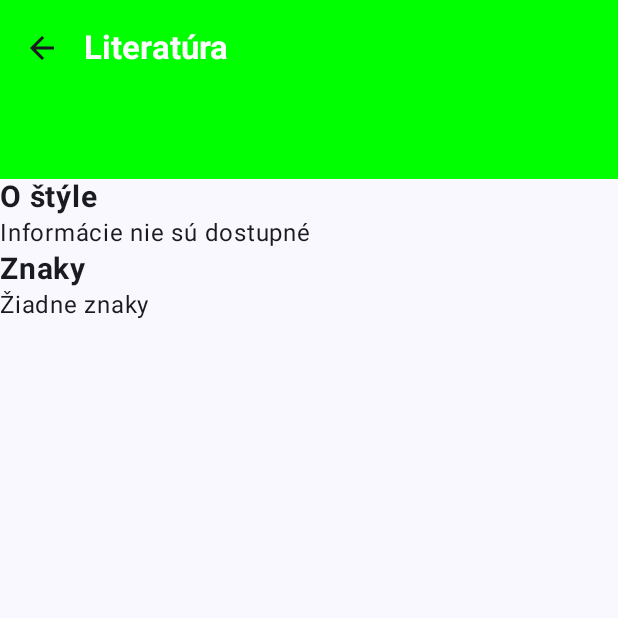
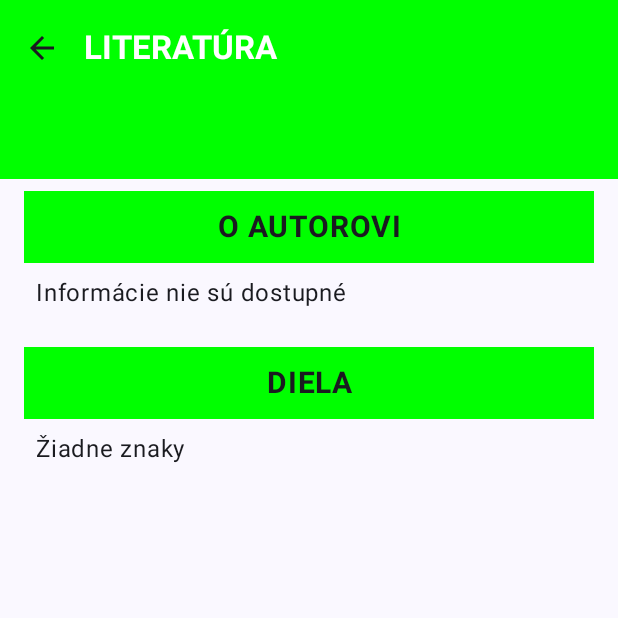
Before and after one commit to maryoxd/Maturant, an Android app built with Jetpack Compose: the composable DetailScreen called with empty values, on a phone screen of 412 x 824 dp, the top half of it. Run offline under Robolectric (Android 15) with nearby library versions, the light colour scheme and no system bars.

Commit message:
- Update programu - Aktualizácia načítavania z MainScreenu - Aktualizácia TopicsScreenov - Upravenie DetailScreenu - Upravenie bugu kedy sa dali stlačiť dve políčka naraz (vyriešené cez ViewModel a "zamykanie" políčok) ...

```diff
--- a/app/src/main/java/com/example/maturant/DetailScreen.kt
+++ /dev/null
@@ -1,103 +0,0 @@
-
-import androidx.compose.foundation.background
-import androidx.compose.foundation.layout.Box
-import androidx.compose.foundation.layout.Column
-import androidx.compose.foundation.layout.fillMaxWidth
-import androidx.compose.foundation.layout.height
-import androidx.compose.foundation.layout.padding
-import androidx.compose.material.icons.Icons
-import androidx.compose.material.icons.automirrored.filled.ArrowBack
-import androidx.compose.material3.ExperimentalMaterial3Api
-import androidx.compose.material3.Icon
-import androidx.compose.material3.IconButton
-import androidx.compose.material3.MaterialTheme
-import androidx.compose.material3.Scaffold
-import androidx.compose.material3.Text
-import androidx.compose.material3.TopAppBar
-import androidx.compose.material3.TopAppBarDefaults
-import androidx.compose.runtime.Composable
-import androidx.compose.ui.Alignment
-import androidx.compose.ui.unit.dp
-import androidx.navigation.NavController
-import androidx.compose.ui.Modifier
-import androidx.compose.ui.graphics.Color
-import androidx.compose.ui.text.font.FontWeight
-import androidx.compose.ui.unit.sp
-import com.example.maturant.AuthorInfo
-import com.example.maturant.StyleInfo
-import com.example.maturant.authorDetails
-import com.example.maturant.styleDetails
-import com.example.maturant.ui.theme.AppColors
-
-@OptIn(ExperimentalMaterial3Api::class)
-@Composable
-fun DetailScreen(style: String, source: String, colorName: String, navController: NavController) {
-    val color = AppColors.colorsMap[colorName] ?: Color.Green
-
-    val styleInfo = if (source == "grammatical") {
-        styleDetails[style] ?: StyleInfo("Informácie nie sú dostupné", "Žiadne znaky")
-    } else {
-        authorDetails[style] ?: AuthorInfo("Informácie nie sú dostupné", "Žiadne znaky")
-    }
-
-    Scaffold(
-        topBar = {
-            TopAppBar(
-                title = {
-                    Text(
-                        text = if (source == "grammatical") "Gramatika" else "Literatúra",
-                        fontWeight = FontWeight.Bold,
-                        color = AppColors.White
-                    )
-                },
-                colors = TopAppBarDefaults.centerAlignedTopAppBarColors(
-                    containerColor = color
-                ),
-                navigationIcon = {
-                    IconButton(onClick = { navController.navigateUp() }) {
-                        Icon(Icons.AutoMirrored.Filled.ArrowBack, contentDescription = "Back")
-                    }
-                }
-            )
-        },
-        content = { innerPadding ->
-            Column(modifier = Modifier.padding(innerPadding)) {
-                Box(
-                    modifier = Modifier
-                        .fillMaxWidth()
-                        .height(55.dp)
-                        .background(color),
-                    contentAlignment = Alignment.Center
-                ) {
-                    Text(
-                        text = style,
-                        style = MaterialTheme.typography.headlineSmall.copy(
-                            fontWeight = FontWeight.Bold,
-                            fontSize = 18.sp
-                        ),
-                        color = AppColors.White
-                    )
-                }
-                Text(
-                    "O štýle",
-                    fontSize = 20.sp,
-                    fontWeight = FontWeight.Bold,
-                )
-                Text(
-                    styleInfo.about,
-                    fontSize = 16.sp
-                )
-                Text(
-                    "Znaky",
-                    fontSize = 20.sp,
-                    fontWeight = FontWeight.Bold,
-                )
-                Text(
-                    styleInfo.features,
-                    fontSize = 16.sp
-                )
-
-            }
-        }
-    )
-}
--- /dev/null
+++ b/app/src/main/java/com/example/maturant/Topics/DetailScreen.kt
@@ -0,0 +1,114 @@
+package com.example.maturant.Topics
+import androidx.compose.foundation.background
+import androidx.compose.foundation.layout.Box
+import androidx.compose.foundation.layout.Column
+import androidx.compose.foundation.layout.fillMaxWidth
+import androidx.compose.foundation.layout.height
+import androidx.compose.foundation.layout.padding
+import androidx.compose.foundation.lazy.LazyColumn
+import androidx.compose.material.icons.Icons
+import androidx.compose.material.icons.automirrored.filled.ArrowBack
+import androidx.compose.material3.ExperimentalMaterial3Api
+import androidx.compose.material3.Icon
+import androidx.compose.material3.IconButton
+import androidx.compose.material3.MaterialTheme
+import androidx.compose.material3.Scaffold
+import androidx.compose.material3.Text
+import androidx.compose.material3.TopAppBar
+import androidx.compose.material3.TopAppBarDefaults
+import androidx.compose.runtime.Composable
+import androidx.compose.ui.Alignment
+import androidx.compose.ui.unit.dp
+import androidx.navigation.NavController
+import androidx.compose.ui.Modifier
+import androidx.compose.ui.graphics.Color
+import androidx.compose.ui.text.font.FontWeight
+import androidx.compose.ui.text.style.TextAlign
+import androidx.compose.ui.unit.sp
+import com.example.maturant.Topics.Loading.AuthorInfo
+import com.example.maturant.Topics.Loading.StyleInfo
+import com.example.maturant.Topics.Loading.authorDetails
+import com.example.maturant.Topics.Loading.styleDetails
+import com.example.maturant.ui.theme.AppColors
+
+@OptIn(ExperimentalMaterial3Api::class)
+@Composable
+fun DetailScreen(style: String, source: String, colorName: String, navController: NavController) {
+    val color = AppColors.colorsMap[colorName] ?: Color.Green
+    val styleInfo = if (source == "grammatical") {
+        styleDetails[style] ?: StyleInfo("Informácie nie sú dostupné", "Žiadne znaky")
+    } else {
+        authorDetails[style] ?: AuthorInfo("Informácie nie sú dostupné", "Žiadne znaky")
+    }
+
+    Scaffold(
+        topBar = {
+            TopAppBar(
+                title = {
+                    Text(
+                        text = if (source == "grammatical") "GRAMATIKA" else "LITERATÚRA",
+                        fontWeight = FontWeight.Bold,
+                        color = AppColors.White
+                    )
+                },
+                colors = TopAppBarDefaults.centerAlignedTopAppBarColors(containerColor = color),
+                navigationIcon = {
+                    IconButton(onClick = { navController.navigateUp() }) {
+                        Icon(Icons.AutoMirrored.Filled.ArrowBack, contentDescription = "Back")
+                    }
+                }
+            )
+        },
+        content = { innerPadding ->
+            LazyColumn(modifier = Modifier.padding(innerPadding)) {
+                item {
+                    Box(
+                        modifier = Modifier
+                            .fillMaxWidth()
+                            .height(55.dp)
+                            .background(color),
+                        contentAlignment = Alignment.Center
+                    ) {
+                        Text(
+                            text = style,
+                            style = MaterialTheme.typography.headlineSmall.copy(
+                                fontWeight = FontWeight.Bold,
+                                fontSize = 18.sp
+                            ),
+                            color = AppColors.White
+                        )
+                    }
+                }
+                item {
+                    CategoryBox(if(source == "grammatical") "O ŠTÝLE" else "O AUTOROVI", styleInfo.about, color)
+                    CategoryBox(if(source == "grammatical") "ZNAKY" else "DIELA", styleInfo.features, color)
+                }
+            }
+        }
+    )
+}
+
+@Composable
+fun CategoryBox(title: String, content: String, appColors: Color) {
+    Column(
+        modifier = Modifier
+            .fillMaxWidth()
+            .padding(horizontal = 16.dp, vertical = 8.dp)
+    ) {
+        Text(
+            text = title,
+            fontSize = 20.sp,
+            fontWeight = FontWeight.Bold,
+            modifier = Modifier
+                .background(appColors)
+                .fillMaxWidth()
+                .padding(12.dp),
+            textAlign = TextAlign.Center
+        )
+        Text(
+            text = content,
+            fontSize = 16.sp,
+            modifier = Modifier.padding(8.dp)
+        )
+    }
+}
--- a/app/src/main/java/com/example/maturant/AuthorInfo.kt
+++ b/app/src/main/java/com/example/maturant/Topics/Loading/AuthorInfo.kt
@@ -1,4 +1,4 @@
-package com.example.maturant
+package com.example.maturant.Topics.Loading
 
 
 data class AuthorInfo(
@@ -7,35 +7,42 @@ data class AuthorInfo(
 ) : Info
 
 val authorDetails = mapOf<String, Info>(
-    "Andrej Sládkovič" to AuthorInfo(
+    "ANDREJ SLÁDKOVIČ" to AuthorInfo(
         about = "Andrej Sládkovič bol slovenský básnik, ktorý sa narodil v roku 1820 a zomrel v roku 1872.",
         features = "Romantizmus, láska, príroda"
     ),
-    "Dobroslav Chrobák" to AuthorInfo(
+    "DOBROSLAV CHROBÁK" to AuthorInfo(
         about = "Dobroslav Chrobák bol slovenský spisovateľ, ktorý sa narodil v roku 1928 a zomrel v roku 2010.",
         features = "Príbehy, poviedky, rozprávky"
     ),
-    "Dušan Dušek" to AuthorInfo(
-        about = "Dušan Dušek bol slovenský spisovateľ, ktorý sa narodil v roku 1928 a zomrel v roku 2007.",
+    "DUŠAN DUŠEK" to AuthorInfo(
+        about = "Dušan Dušek bol slovenský spisovateľ, ktorý sa narodil v roku 1928 a zomrel v roku 2007."
+        + "Bol známy svojimi príbehmi, poviedkami a rozprávkami."
+        + "Narodil sa v roku 1928 a zomrel v roku 2007."
+        +"Bol známy svojimi príbehmi, poviedkami a rozprávkami." +
+        "Dušan Dušek bol slovenský spisovateľ, ktorý sa narodil v roku 1928 a zomrel v roku 2007."
+                + "Bol známy svojimi príbehmi, poviedkami a rozprávkami."
+                + "Narodil sa v roku 1928 a zomrel v roku 2007."
+                +"Bol známy svojimi príbehmi, poviedkami a rozprávkami.",
         features = "Príbehy, poviedky, rozprávky"
     ),
-    "Emil Boleslav Lukáč" to AuthorInfo(
+    "EMIL BOLESLAV LUKÁČ" to AuthorInfo(
         about = "Emil Boleslav Lukáč bol slovenský spisovateľ, ktorý sa narodil v roku 1928 a zomrel v roku 2007.",
         features = "Príbehy, poviedky, rozprávky"
     ),
-    "Ežo Vlkolínsky" to AuthorInfo(
+    "EŽO VLKOLÍNSKY" to AuthorInfo(
         about = "Ežo Vlkolínsky bol slovenský spisovateľ, ktorý sa narodil v roku 1928 a zomrel v roku 2007.",
         features = "Príbehy, poviedky, rozprávky"
     ),
-    "Ivan Krasko"  to AuthorInfo(
+    "IVAN KRASKO"  to AuthorInfo(
         about = "Ivan Krasko bol slovenský básnik, ktorý sa narodil v roku 1876 a zomrel v roku 1958.",
         features = "Romantizmus, láska, príroda"
     ),
-    "Janko Kráľ" to AuthorInfo(
+    "JANKO KRÁĽ" to AuthorInfo(
         about = "Janko Kráľ bol slovenský básnik, ktorý sa narodil v roku 1822 a zomrel v roku 1876.",
         features = "Romantizmus, láska, príroda"
     ),
-    "Jozef Cíger Hronský" to AuthorInfo(
+    "JOZEF CÍGER HRONSKÝ" to AuthorInfo(
         about = "Jozef Cíger Hronský bol slovenský spisovateľ, ktorý sa narodil v roku 1896 a zomrel v roku 1960.",
         features = "Príbehy, poviedky, rozprávky"
     ),
--- a/app/src/main/java/com/example/maturant/Info.kt
+++ b/app/src/main/java/com/example/maturant/Topics/Loading/Info.kt
@@ -1,4 +1,4 @@
-package com.example.maturant
+package com.example.maturant.Topics.Loading
 
 interface Info {
     val about: String
--- a/app/src/main/java/com/example/maturant/ui/theme/AppColors.kt
+++ b/app/src/main/java/com/example/maturant/ui/theme/AppColors.kt
@@ -11,6 +11,8 @@ object AppColors {
     val White = Color(0xFFFFFFFF)
     val LightYellow = Color(0xFFE5FF63)
     val Blue = Color(0xFF088FFF)
+    val LightBlue = Color(0xFF5CB5FF)
+    val LightPurple = Color(0xFFAE88FF)
     val Black = Color(0xFF000000)
 
     val colorsMap = mapOf(
@@ -21,6 +23,8 @@ object AppColors {
         "White" to White,
         "LightYellow" to LightYellow,
         "Blue" to Blue,
-        "Black" to Black
+        "Black" to Black,
+        "LightBlue" to LightBlue,
+        "LightPurple" to LightPurple
     )
 }
--- a/gradle/libs.versions.toml
+++ b/gradle/libs.versions.toml
@@ -1,5 +1,5 @@
 [versions]
-agp = "8.3.2"
+agp = "8.4.0"
 kotlin = "1.9.0"
 coreKtx = "1.13.0"
 junit = "4.13.2"
```
Also changed, not shown: app/src/main/java/com/example/maturant/MainActivity.kt (+3 -4 lines), app/src/main/java/com/example/maturant/MainScreen.kt (+36 -9 lines), app/src/main/java/com/example/maturant/Topics/GrammarTopicsScreen.kt (renamed from app/src/main/java/com/example/maturant/LiteratureScreen/LiteratureTopicsScreen.kt, +14 -18 lines), app/src/main/java/com/example/maturant/Topics/LiteratureTopicsScreen.kt (renamed from app/src/main/java/com/example/maturant/GrammarScreen/GrammarTopicsScreen.kt, +12 -10 lines), app/src/main/java/com/example/maturant/Topics/Loading/StyleInfo.kt (renamed from app/src/main/java/com/example/maturant/StyleInfo.kt, +12 -10 lines), app/src/main/java/com/example/maturant/ViewModels/SharedViewModel.kt (renamed from app/src/main/java/com/example/maturant/ui/theme/SharedViewModel.kt, +14 -2 lines), app/src/main/res/raw/grammar_styles.txt (+12 -12 lines), app/src/main/res/raw/literature_styles.txt (+8 -8 lines), gradle/wrapper/gradle-wrapper.properties.
